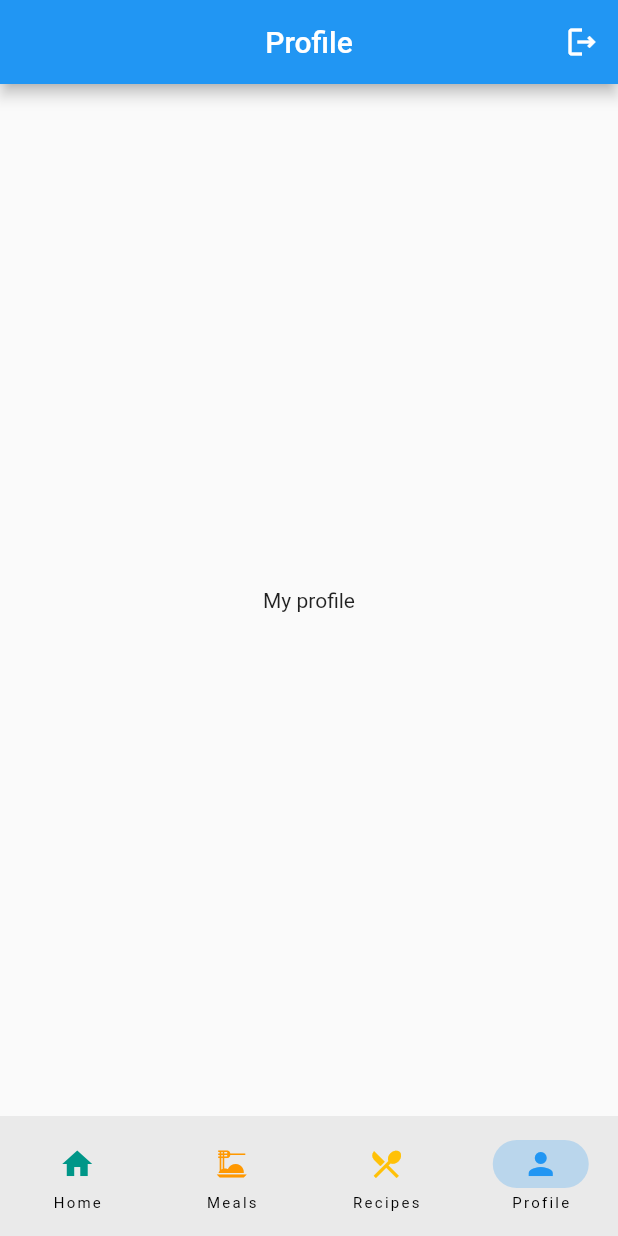
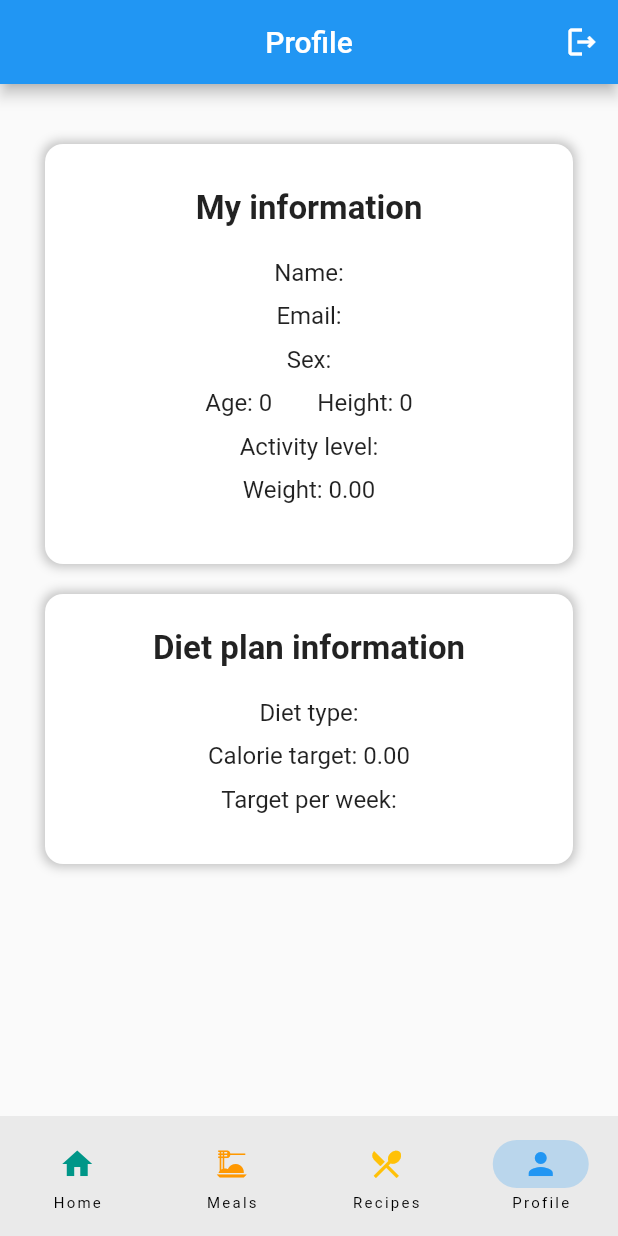
Before and after one commit to DanMihneaVlad/FitTrack, a Flutter app: the screen it shows once a user with an empty profile is signed in, item 4 of the bottom bar chosen, on a phone screen of 412 x 824 dp. Run offline on Flutter 3.47's test engine with Material 2 defaults, Android fonts, the phone set to English and light mode, and no system bars; our stand-ins replace cloud_firestore, email_validator, firebase_auth, firebase_core, firebase_storage, google_fonts and 2 more; missing offline and left inert: flutter_barcode_scanner, openfoodfacts; accounts and stored records are empty; network calls fail.

Commit message:
Created the profile page

```diff
--- a/FitTrack/fit_track/lib/screens/authenticate/loginPage.dart
+++ b/FitTrack/fit_track/lib/screens/authenticate/loginPage.dart
@@ -33,7 +33,7 @@ class _LoginPageState extends State<LoginPage> {
   @override
   Widget build(BuildContext context) {
     return Scaffold(
-      backgroundColor: Colors.lightGreen[200],
+      backgroundColor: Colors.white,
       body: SafeArea(
         child: Center(
           child: SingleChildScrollView(
@@ -145,6 +145,7 @@ class _LoginPageState extends State<LoginPage> {
                 ),
                 SizedBox(height: 10),
 
+                /*
                 // Forgot password
                 Row(
                   mainAxisAlignment: MainAxisAlignment.center,
@@ -160,7 +161,7 @@ class _LoginPageState extends State<LoginPage> {
                   ],
                 ),
                 SizedBox(height: 10),
-
+                */
                 // Register
                 Row(
                   mainAxisAlignment: MainAxisAlignment.center,
--- a/FitTrack/fit_track/lib/screens/authenticate/registerPage.dart
+++ b/FitTrack/fit_track/lib/screens/authenticate/registerPage.dart
@@ -56,7 +56,7 @@ class _RegisterPageState extends State<RegisterPage> {
                           );
 
     return Scaffold(
-      backgroundColor: Colors.lightGreen[200],
+      backgroundColor: Colors.white,
       body: SafeArea(
         child: Center(
           child: SingleChildScrollView(
--- a/FitTrack/fit_track/lib/screens/main/main_page.dart
+++ b/FitTrack/fit_track/lib/screens/main/main_page.dart
@@ -1,6 +1,6 @@
-import 'package:firebase_auth/firebase_auth.dart';
 import 'package:fit_track/screens/home/home_page.dart';
 import 'package:fit_track/screens/meals/meals_page.dart';
+import 'package:fit_track/screens/profile/profile_page.dart';
 import 'package:fit_track/screens/recipes/recipes.dart';
 import 'package:fit_track/services/auth.dart';
 import 'package:fit_track/widgets/custom_appbar.dart';
@@ -34,7 +34,7 @@ class _MainPageState extends State<MainPage> {
     HomePage(),
     MealsPage(),
     RecipesPage(),
-    Center(child: Text('My profile'),),
+    ProfilePage(),
   ];
 
   @override
--- /dev/null
+++ b/FitTrack/fit_track/lib/screens/profile/profile_page.dart
@@ -0,0 +1,29 @@
+import 'package:fit_track/screens/profile/profile_widget.dart';
+import 'package:flutter/material.dart';
+import 'package:flutter/src/widgets/container.dart';
+import 'package:flutter/src/widgets/framework.dart';
+
+class ProfilePage extends StatefulWidget {
+  const ProfilePage({super.key});
+
+  @override
+  State<ProfilePage> createState() => _ProfilePageState();
+}
+
+class _ProfilePageState extends State<ProfilePage> {
+  @override
+  Widget build(BuildContext context) {
+    return Scaffold(
+      body: Center(
+        child: Column(
+          mainAxisAlignment: MainAxisAlignment.start,
+          children: [
+            const SizedBox(height: 20),
+
+            ProfileWidget()
+          ],
+        ),
+      ),
+    );
+  }
+}
--- /dev/null
+++ b/FitTrack/fit_track/lib/screens/profile/profile_widget.dart
@@ -0,0 +1,98 @@
+import 'package:fit_track/providers/user_details_provider.dart';
+import 'package:fit_track/widgets/custom_diet_plan_card.dart';
+import 'package:flutter/material.dart';
+import 'package:flutter/src/widgets/container.dart';
+import 'package:flutter/src/widgets/framework.dart';
+import 'package:provider/provider.dart';
+
+import '../../providers/diet_plan_provider.dart';
+import '../../widgets/custom_user_card.dart';
+
+class ProfileWidget extends StatefulWidget {
+  const ProfileWidget({super.key});
+
+  @override
+  State<ProfileWidget> createState() => _ProfileWidgetState();
+}
+
+class _ProfileWidgetState extends State<ProfileWidget> {
+  @override
+  void initState() {
+    super.initState();
+  }
+
+  @override
+  Widget build(BuildContext context) {
+    var dietPlanProvider = context.watch<DietPlanProvider>();
+
+    return FutureBuilder(
+        future: Future.wait(
+            [dietPlanProvider.getDietPlan]),
+        builder: (BuildContext ctx, AsyncSnapshot asyncSnapshot) {
+          if (asyncSnapshot.connectionState == ConnectionState.done) {
+            if (asyncSnapshot.hasError) {
+              return const Center(child: Text('Could not load the user data!'));
+            }
+            return Padding(
+              padding: const EdgeInsets.symmetric(horizontal: 30),
+              child: Column(
+                children: [
+                  const SizedBox(height: 20),
+                  Container(
+                    height: 280,
+                    width: 400,
+                    decoration: const BoxDecoration(
+                        color: Colors.white,
+                        borderRadius: BorderRadius.all(Radius.circular(12)),
+                        boxShadow: [
+                          BoxShadow(
+                            color: Color.fromARGB(255, 194, 194, 194),
+                            spreadRadius: 1.5,
+                            blurRadius: 5,
+                          ),
+                        ]),
+                    child: Padding(
+                      padding: const EdgeInsets.symmetric(
+                          horizontal: 10.0, vertical: 10.0),
+                      child: Column(
+                        mainAxisAlignment: MainAxisAlignment.center,
+                        children: [
+                          CustomUserCard(user: dietPlanProvider.user)
+                        ],
+                      ),
+                    ),
+                  ),
+                  const SizedBox(height: 20),
+                  Container(
+                    height: 180,
+                    width: 400,
+                    decoration: const BoxDecoration(
+                        color: Colors.white,
+                        borderRadius: BorderRadius.all(Radius.circular(12)),
+                        boxShadow: [
+                          BoxShadow(
+                            color: Color.fromARGB(255, 194, 194, 194),
+                            spreadRadius: 1.5,
+                            blurRadius: 5,
+                          ),
+                        ]),
+                    child: Padding(
+                      padding: const EdgeInsets.symmetric(
+                          horizontal: 10.0, vertical: 10.0),
+                      child: Column(
+                        mainAxisAlignment: MainAxisAlignment.center,
+                        children: [
+                          CustomDietPlanCard(dietPlan: dietPlanProvider.dietPlan)
+                        ],
+                      ),
+                    ),
+                  ),
+                ],
+              ),
+            );
+          } else {
+            return const Center(child: CircularProgressIndicator());
+          }
+        });
+  }
+}
--- /dev/null
+++ b/FitTrack/fit_track/lib/widgets/custom_diet_plan_card.dart
@@ -0,0 +1,76 @@
+import 'package:fit_track/models/diet_plan_model.dart';
+import 'package:flutter/material.dart';
+import 'package:flutter/src/widgets/container.dart';
+import 'package:flutter/src/widgets/framework.dart';
+
+class CustomDietPlanCard extends StatefulWidget {
+  const CustomDietPlanCard({super.key, required this.dietPlan});
+
+  final DietPlanModel dietPlan;
+
+  @override
+  State<CustomDietPlanCard> createState() => _CustomDietPlanCardState();
+}
+
+class _CustomDietPlanCardState extends State<CustomDietPlanCard> {
+  @override
+  Widget build(BuildContext context) {
+    return Column(
+      mainAxisAlignment: MainAxisAlignment.start,
+      children: [
+        const SizedBox(height: 10),
+        Container(
+          child: Text(
+            'Diet plan information',
+            style: TextStyle(
+              fontSize: 22,
+              fontWeight: FontWeight.bold,
+            ),
+            textAlign: TextAlign.center,
+          ),
+        ),
+        const SizedBox(height: 20),
+        Row(
+          mainAxisAlignment: MainAxisAlignment.spaceEvenly,
+          children: [
+            Column(
+              children: [
+                Text(
+                  'Diet type: ' + widget.dietPlan.dietType,
+                  style: TextStyle(
+                    fontSize: 16,
+                  ),
+                  textAlign: TextAlign.center,
+                ),
+                const SizedBox(height: 10),
+                Text(
+                  'Calorie target: ' +
+                      widget.dietPlan.calorieTarget.toStringAsFixed(2),
+                  style: TextStyle(
+                    fontSize: 16,
+                  ),
+                  textAlign: TextAlign.center,
+                ),
+                const SizedBox(height: 10),
+                widget.dietPlan.dietType != 'Maintain weight'
+                    ? _getTargetWidget()
+                    : Container(),
+              ],
+            ),
+          ],
+        ),
+        const SizedBox(height: 20),
+      ],
+    );
+  }
+
+  Widget _getTargetWidget() {
+    return Text(
+      'Target per week: ' + widget.dietPlan.perWeekTarget,
+      style: TextStyle(
+        fontSize: 16,
+      ),
+      textAlign: TextAlign.center,
+    );
+  }
+}
--- /dev/null
+++ b/FitTrack/fit_track/lib/widgets/custom_user_card.dart
@@ -0,0 +1,112 @@
+import 'package:fit_track/models/user_model.dart';
+import 'package:flutter/material.dart';
+import 'package:flutter/src/widgets/container.dart';
+import 'package:flutter/src/widgets/framework.dart';
+
+class CustomUserCard extends StatefulWidget {
+  const CustomUserCard({super.key, required this.user});
+
+  final UserModel user;
+
+  @override
+  State<CustomUserCard> createState() => _CustomUserCardState();
+}
+
+class _CustomUserCardState extends State<CustomUserCard> {
+  @override
+  Widget build(BuildContext context) {
+    return Column(
+      mainAxisAlignment: MainAxisAlignment.start,
+      children: [
+        const SizedBox(height: 10),
+        Container(
+          child: Text(
+            'My information',
+            style: TextStyle(
+              fontSize: 22,
+              fontWeight: FontWeight.bold,
+            ),
+            textAlign: TextAlign.center,
+          ),
+        ),
+        const SizedBox(height: 20),
+        Row(
+          mainAxisAlignment: MainAxisAlignment.spaceEvenly,
+          children: [
+            Column(
+              children: [
+                Text(
+                  'Name: ' + widget.user.firstName + ' ' + widget.user.lastName,
+                  style: TextStyle(
+                    fontSize: 16,
+                  ),
+                  textAlign: TextAlign.center,
+                ),
+                const SizedBox(height: 10),
+                Text(
+                  'Email: ' + widget.user.email,
+                  style: TextStyle(
+                    fontSize: 16,
+                  ),
+                  textAlign: TextAlign.center,
+                ),
+                const SizedBox(height: 10),
+                Text(
+                  'Sex: ' + widget.user.sex,
+                  style: TextStyle(
+                    fontSize: 16,
+                  ),
+                  textAlign: TextAlign.center,
+                ),
+                const SizedBox(height: 10),
+                Row(
+                  mainAxisAlignment: MainAxisAlignment.spaceEvenly,
+                  children: [
+                    Column(
+                      children: [
+                        Text(
+                          'Age: ' + widget.user.age.toString(),
+                          style: TextStyle(
+                            fontSize: 16,
+                          ),
+                        ),
+                      ],
+                    ),
+                    const SizedBox(width: 30,),
+                    Column(
+                      children: [
+                        Text(
+                          'Height: ' + widget.user.height.toString(),
+                          style: TextStyle(
+                            fontSize: 16,
+                          ),
+                        ),
+                      ],
+                    )
+                  ],
+                ),
+                const SizedBox(height: 10),
+                Text(
+                  'Activity level: ' + widget.user.activityLevel,
+                  style: TextStyle(
+                    fontSize: 16,
+                  ),
+                  textAlign: TextAlign.center,
+                ),
+                const SizedBox(height: 10),
+                Text(
+                  'Weight: ' + widget.user.weight.toStringAsFixed(2),
+                  style: TextStyle(
+                    fontSize: 16,
+                  ),
+                  textAlign: TextAlign.center,
+                ),
+              ],
+            ),
+          ],
+        ),
+        const SizedBox(height: 20),
+      ],
+    );
+  }
+}
```
